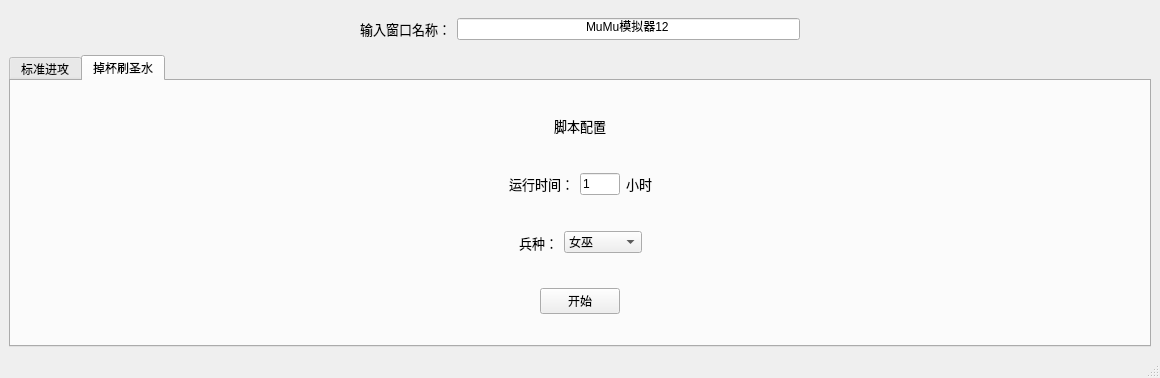
The window that ui.ui (nev3da/COC) describes before a commit, drawn with Qt 5.
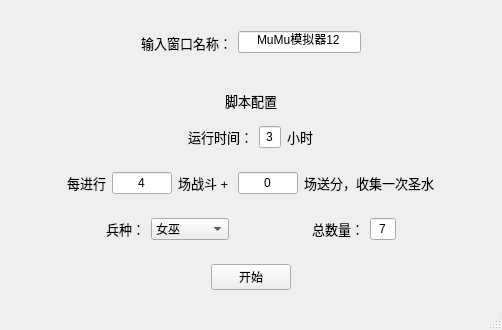
The same window after the commit. The open tabs and pages were chosen to show the change.

What changed in the file:
```diff
--- a/ui.ui
+++ b/ui.ui
@@ -6,8 +6,8 @@
    <rect>
     <x>0</x>
     <y>0</y>
-    <width>1160</width>
-    <height>375</height>
+    <width>502</width>
+    <height>330</height>
    </rect>
   </property>
   <property name="windowTitle">
@@ -15,6 +15,9 @@
   </property>
   <widget class="QWidget" name="centralwidget">
    <layout class="QVBoxLayout" name="verticalLayout">
+    <property name="bottomMargin">
+     <number>0</number>
+    </property>
     <item>
      <widget class="QWidget" name="widget_3" native="true">
       <layout class="QHBoxLayout" name="horizontalLayout_3">
@@ -70,24 +73,14 @@
      </widget>
     </item>
     <item>
-     <widget class="QTabWidget" name="tabWidget">
-      <property name="currentIndex">
-       <number>0</number>
-      </property>
-      <widget class="QWidget" name="tab">
-       <attribute name="title">
-        <string>标准进攻</string>
-       </attribute>
-       <layout class="QVBoxLayout" name="verticalLayout_4">
-        <item>
-         <widget class="QWidget" name="widget_7" native="true">
-          <layout class="QVBoxLayout" name="verticalLayout_3">
-           <item>
             <widget class="QWidget" name="widget_4" native="true">
              <property name="styleSheet">
               <string notr="true"/>
              </property>
              <layout class="QVBoxLayout" name="verticalLayout_2">
+       <property name="bottomMargin">
+        <number>9</number>
+       </property>
               <item>
                <widget class="QLabel" name="label_2">
                 <property name="font">
@@ -132,7 +125,7 @@
                   </widget>
                  </item>
                  <item>
-                  <widget class="QLineEdit" name="execute_time_1">
+           <widget class="QLineEdit" name="execute_time">
                    <property name="maximumSize">
                     <size>
                      <width>40</width>
@@ -142,6 +135,9 @@
                    <property name="text">
                     <string>3</string>
                    </property>
+            <property name="alignment">
+             <set>Qt::AlignCenter</set>
+            </property>
                   </widget>
                  </item>
                  <item>
@@ -180,6 +176,9 @@
                    <property name="orientation">
                     <enum>Qt::Horizontal</enum>
                    </property>
+            <property name="sizeType">
+             <enum>QSizePolicy::Expanding</enum>
+            </property>
                    <property name="sizeHint" stdset="0">
                     <size>
                      <width>205</width>
@@ -201,16 +200,28 @@
                   </widget>
                  </item>
                  <item>
-                  <widget class="QLineEdit" name="collect_interval">
+           <widget class="QLineEdit" name="collect_interval_1">
+            <property name="minimumSize">
+             <size>
+              <width>60</width>
+              <height>0</height>
+             </size>
+            </property>
                    <property name="maximumSize">
                     <size>
-                     <width>40</width>
+              <width>80</width>
                      <height>16777215</height>
                     </size>
                    </property>
+            <property name="layoutDirection">
+             <enum>Qt::LeftToRight</enum>
+            </property>
                    <property name="text">
                     <string>4</string>
                    </property>
+            <property name="alignment">
+             <set>Qt::AlignCenter</set>
+            </property>
                   </widget>
                  </item>
                  <item>
@@ -221,7 +232,41 @@
                     </font>
                    </property>
                    <property name="text">
-                    <string>场战斗，收集一次圣水</string>
+             <string>场战斗 + </string>
+            </property>
+           </widget>
+          </item>
+          <item>
+           <widget class="QLineEdit" name="collect_interval_2">
+            <property name="minimumSize">
+             <size>
+              <width>60</width>
+              <height>0</height>
+             </size>
+            </property>
+            <property name="maximumSize">
+             <size>
+              <width>80</width>
+              <height>16777215</height>
+             </size>
+            </property>
+            <property name="text">
+             <string>0</string>
+            </property>
+            <property name="alignment">
+             <set>Qt::AlignCenter</set>
+            </property>
+           </widget>
+          </item>
+          <item>
+           <widget class="QLabel" name="label_9">
+            <property name="font">
+             <font>
+              <pointsize>10</pointsize>
+             </font>
+            </property>
+            <property name="text">
+             <string>场送分，收集一次圣水</string>
                    </property>
                   </widget>
                  </item>
@@ -273,7 +318,7 @@
                   </widget>
                  </item>
                  <item>
-                  <widget class="QComboBox" name="unit_1">
+           <widget class="QComboBox" name="unit">
                    <property name="maximumSize">
                     <size>
                      <width>800</width>
@@ -324,7 +369,7 @@
                     </font>
                    </property>
                    <property name="text">
-                    <string>总数量（算上预备营）：</string>
+             <string>总数量：</string>
                    </property>
                   </widget>
                  </item>
@@ -386,7 +431,7 @@
                   </spacer>
                  </item>
                  <item>
-                  <widget class="QPushButton" name="btn_1">
+           <widget class="QPushButton" name="btn">
                    <property name="text">
                     <string>开始</string>
                    </property>
@@ -413,233 +458,12 @@
            </item>
           </layout>
          </widget>
-        </item>
-       </layout>
-      </widget>
-      <widget class="QWidget" name="tab_2">
-       <attribute name="title">
-        <string>掉杯刷圣水</string>
-       </attribute>
-       <layout class="QVBoxLayout" name="verticalLayout_5">
-        <item>
-         <widget class="QWidget" name="widget_8" native="true">
-          <layout class="QVBoxLayout" name="verticalLayout_6">
-           <item>
-            <widget class="QLabel" name="label_12">
-             <property name="font">
-              <font>
-               <pointsize>10</pointsize>
-              </font>
-             </property>
-             <property name="text">
-              <string>脚本配置</string>
-             </property>
-             <property name="alignment">
-              <set>Qt::AlignCenter</set>
-             </property>
-            </widget>
-           </item>
-           <item>
-            <widget class="QWidget" name="widget_9" native="true">
-             <layout class="QHBoxLayout" name="horizontalLayout_6">
-              <item>
-               <spacer name="horizontalSpacer_12">
-                <property name="orientation">
-                 <enum>Qt::Horizontal</enum>
-                </property>
-                <property name="sizeHint" stdset="0">
-                 <size>
-                  <width>244</width>
-                  <height>19</height>
-                 </size>
-                </property>
-               </spacer>
-              </item>
-              <item>
-               <widget class="QLabel" name="label_9">
-                <property name="font">
-                 <font>
-                  <pointsize>10</pointsize>
-                 </font>
-                </property>
-                <property name="text">
-                 <string>运行时间：</string>
-                </property>
-               </widget>
-              </item>
-              <item>
-               <widget class="QLineEdit" name="execute_time_2">
-                <property name="maximumSize">
-                 <size>
-                  <width>40</width>
-                  <height>16777215</height>
-                 </size>
-                </property>
-                <property name="text">
-                 <string>1</string>
-                </property>
-               </widget>
-              </item>
-              <item>
-               <widget class="QLabel" name="label_10">
-                <property name="font">
-                 <font>
-                  <pointsize>10</pointsize>
-                 </font>
-                </property>
-                <property name="text">
-                 <string>小时</string>
-                </property>
-               </widget>
-              </item>
-              <item>
-               <spacer name="horizontalSpacer_13">
-                <property name="orientation">
-                 <enum>Qt::Horizontal</enum>
-                </property>
-                <property name="sizeHint" stdset="0">
-                 <size>
-                  <width>244</width>
-                  <height>19</height>
-                 </size>
-                </property>
-               </spacer>
-              </item>
-             </layout>
-            </widget>
-           </item>
-           <item>
-            <widget class="QWidget" name="widget_11" native="true">
-             <layout class="QHBoxLayout" name="horizontalLayout_8">
-              <item>
-               <spacer name="horizontalSpacer_16">
-                <property name="orientation">
-                 <enum>Qt::Horizontal</enum>
-                </property>
-                <property name="sizeType">
-                 <enum>QSizePolicy::Expanding</enum>
-                </property>
-                <property name="sizeHint" stdset="0">
-                 <size>
-                  <width>133</width>
-                  <height>20</height>
-                 </size>
-                </property>
-               </spacer>
-              </item>
-              <item>
-               <widget class="QLabel" name="label_11">
-                <property name="font">
-                 <font>
-                  <pointsize>10</pointsize>
-                 </font>
-                </property>
-                <property name="text">
-                 <string>兵种：</string>
-                </property>
-               </widget>
-              </item>
-              <item>
-               <widget class="QComboBox" name="unit_2">
-                <property name="maximumSize">
-                 <size>
-                  <width>800</width>
-                  <height>16777215</height>
-                 </size>
-                </property>
-                <property name="layoutDirection">
-                 <enum>Qt::LeftToRight</enum>
-                </property>
-                <item>
-                 <property name="text">
-                  <string>女巫</string>
-                 </property>
-                </item>
-                <item>
-                 <property name="text">
-                  <string>龙</string>
-                 </property>
-                </item>
-                <item>
-                 <property name="text">
-                  <string>变异亡灵</string>
-                 </property>
-                </item>
-               </widget>
-              </item>
-              <item>
-               <spacer name="horizontalSpacer_17">
-                <property name="orientation">
-                 <enum>Qt::Horizontal</enum>
-                </property>
-                <property name="sizeType">
-                 <enum>QSizePolicy::Expanding</enum>
-                </property>
-                <property name="sizeHint" stdset="0">
-                 <size>
-                  <width>132</width>
-                  <height>20</height>
-                 </size>
-                </property>
-               </spacer>
-              </item>
-             </layout>
-            </widget>
-           </item>
-           <item>
-            <widget class="QWidget" name="widget_10" native="true">
-             <layout class="QHBoxLayout" name="horizontalLayout_7">
-              <item>
-               <spacer name="horizontalSpacer_14">
-                <property name="orientation">
-                 <enum>Qt::Horizontal</enum>
-                </property>
-                <property name="sizeHint" stdset="0">
-                 <size>
-                  <width>90</width>
-                  <height>20</height>
-                 </size>
-                </property>
-               </spacer>
-              </item>
-              <item>
-               <widget class="QPushButton" name="btn_2">
-                <property name="text">
-                 <string>开始</string>
-                </property>
-               </widget>
-              </item>
-              <item>
-               <spacer name="horizontalSpacer_15">
-                <property name="orientation">
-                 <enum>Qt::Horizontal</enum>
-                </property>
-                <property name="sizeHint" stdset="0">
-                 <size>
-                  <width>90</width>
-                  <height>20</height>
-                 </size>
-                </property>
-               </spacer>
-              </item>
-             </layout>
-            </widget>
-           </item>
-          </layout>
-         </widget>
-        </item>
-       </layout>
-      </widget>
-     </widget>
-    </item>
-   </layout>
-  </widget>
   <widget class="QMenuBar" name="menubar">
    <property name="geometry">
     <rect>
      <x>0</x>
      <y>0</y>
-     <width>1160</width>
+     <width>502</width>
      <height>22</height>
     </rect>
    </property>
```
Lines whose indentation alone changed are shown as unchanged.
